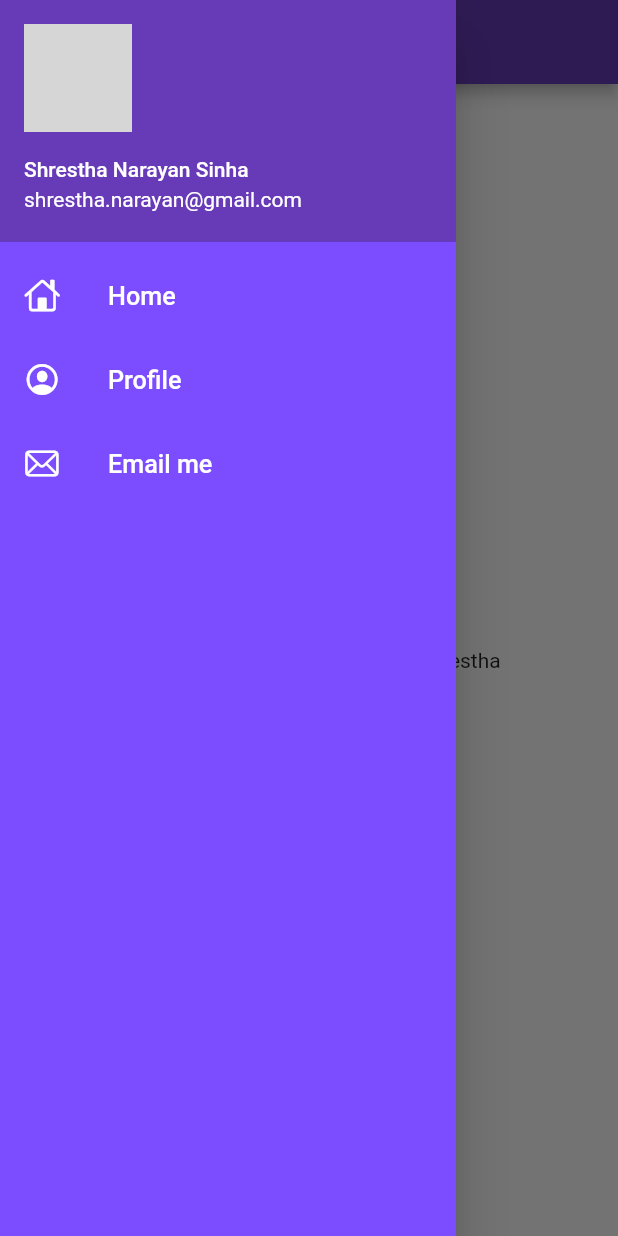
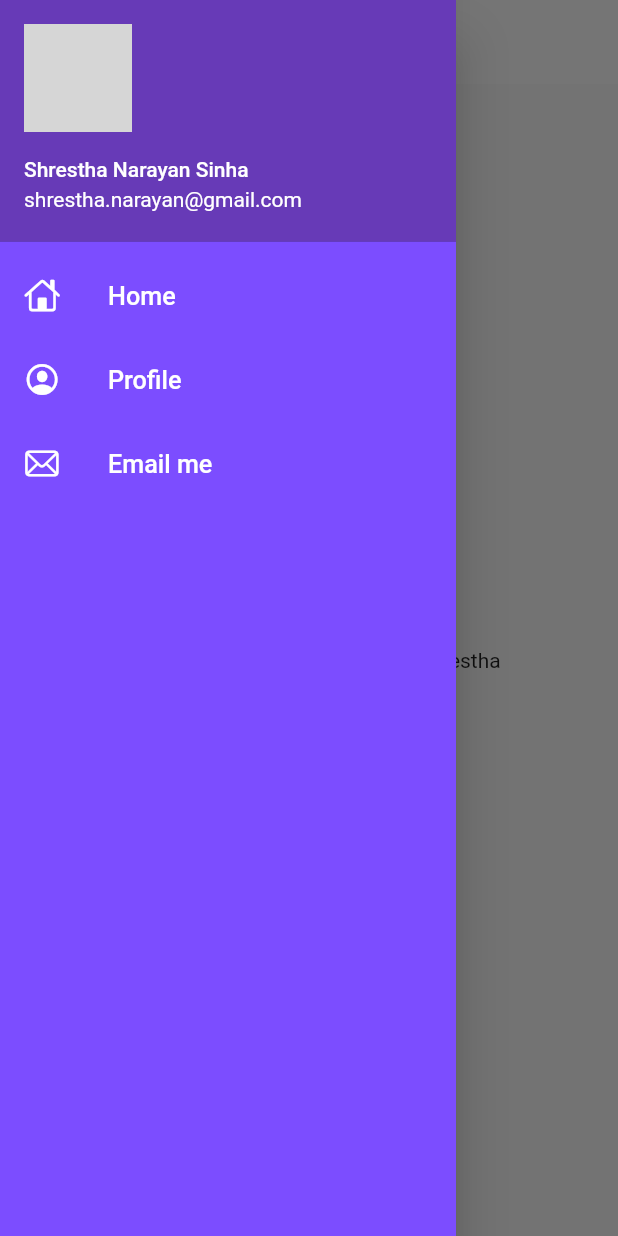
Before and after one commit to Shrestha-Nr-Sinha/Catalog, a Flutter app: the screen it shows after launch, with the side drawer open, on a phone screen of 412 x 824 dp. Run offline on Flutter 3.47's test engine with Material 2 defaults, Android fonts, the phone set to English and light mode, and no system bars; network calls fail; grey boxes are pictures that could not be loaded.

Commit message:
themes extracted

```diff
--- a/lib/main.dart
+++ b/lib/main.dart
@@ -3,6 +3,7 @@ import 'package:flutter_catalog/pages/login_page.dart';
 import 'package:flutter_catalog/utils/routes.dart';
 //import 'package:google_fonts/google_fonts.dart';
 import 'pages/home_page.dart';
+import 'widgets/themes.dart';
 
 void main() {
   runApp(MyApp());
@@ -13,14 +14,9 @@ class MyApp extends StatelessWidget {
   Widget build(BuildContext context) {
     return MaterialApp(
       themeMode: ThemeMode.light,
-      theme: ThemeData(
-        primarySwatch: Colors.deepPurple,
-        //fontFamily: GoogleFonts.lato().fontFamily,
-      ),
+      theme: MyTheme.lightTheme(context),
       debugShowCheckedModeBanner: false,
-      darkTheme: ThemeData(
-        brightness: Brightness.dark,
-      ),
+      darkTheme: MyTheme.darkTheme(context),
       initialRoute: "/home", //otherwise "/" is default initial
       routes: {
         "/": (context) => LoginPage(),
--- a/lib/widgets/drawer.dart
+++ b/lib/widgets/drawer.dart
@@ -6,7 +6,8 @@ class MyDrawer extends StatelessWidget {
 
   @override
   Widget build(BuildContext context) {
-    final imageUrl = "";
+    final imageUrl =
+        "https://yt3.googleusercontent.com/DtIBG09xzewbxPQCVjjwl5dGmfMl0VicpWkHY8QKVDpGS1nUGaoIsRQhsrXOcwZm5Dd00S8MakU=s900-c-k-c0x00ffffff-no-rj";
     return Drawer(
       child: Container(
         color: Colors.deepPurpleAccent,
--- /dev/null
+++ b/lib/widgets/themes.dart
@@ -0,0 +1,18 @@
+import 'package:flutter/material.dart';
+
+class MyTheme {
+  static ThemeData lightTheme(BuildContext context) => ThemeData(
+      primarySwatch: Colors.deepPurple,
+      //fontFamily: GoogleFonts.lato().fontFamily,
+      appBarTheme: AppBarTheme(
+        color: Colors.white,
+        elevation: 0.0,
+        iconTheme: IconThemeData(color: Colors.black),
+        //toolbarTextStyle: Theme.of(context).textTheme.bodyText2,
+        titleTextStyle: Theme.of(context).textTheme.titleLarge,
+      ));
+
+  static ThemeData darkTheme(BuildContext context) => ThemeData(
+        brightness: Brightness.dark,
+      );
+}
```
